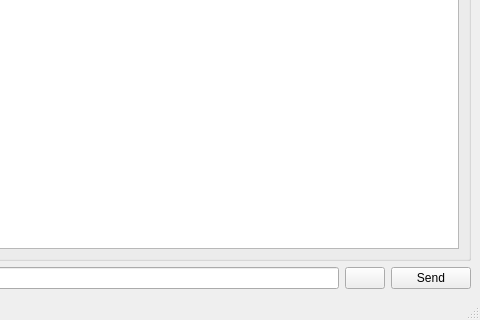
The window that client/mainwindow.ui (10sorry/messanger) describes before a commit, drawn with Qt 5; both pictures show x 320 to 800 and y 280 to 600 of the 800 by 600 pixel window.
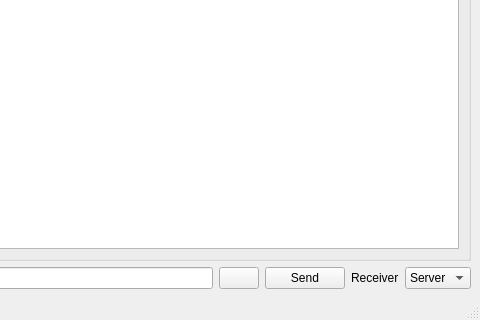
The same window after the commit.

Diff of the .ui file:
```diff
--- a/client/mainwindow.ui
+++ b/client/mainwindow.ui
@@ -74,6 +74,27 @@
         </property>
        </widget>
       </item>
+      <item>
+       <widget class="QLabel" name="labelReceiver">
+        <property name="text">
+         <string>Receiver</string>
+        </property>
+       </widget>
+      </item>
+      <item>
+       <widget class="QComboBox" name="comboBoxReceiver">
+        <item>
+         <property name="text">
+          <string>Server</string>
+         </property>
+        </item>
+        <item>
+         <property name="text">
+          <string>All</string>
+         </property>
+        </item>
+       </widget>
+      </item>
      </layout>
     </item>
    </layout>
```
